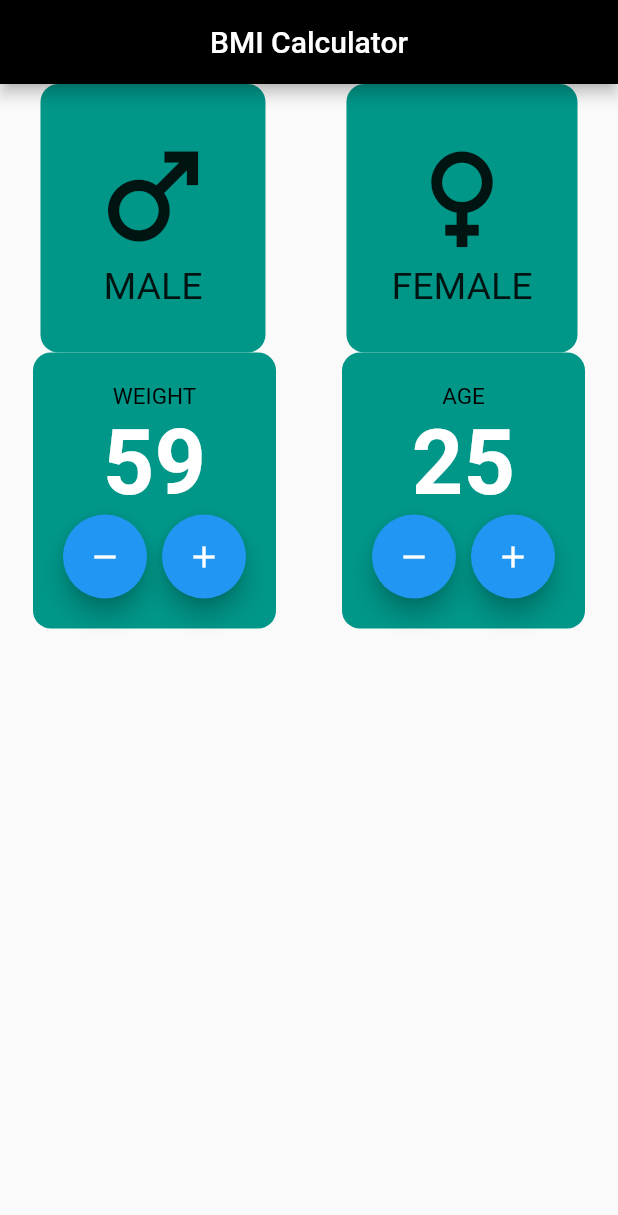
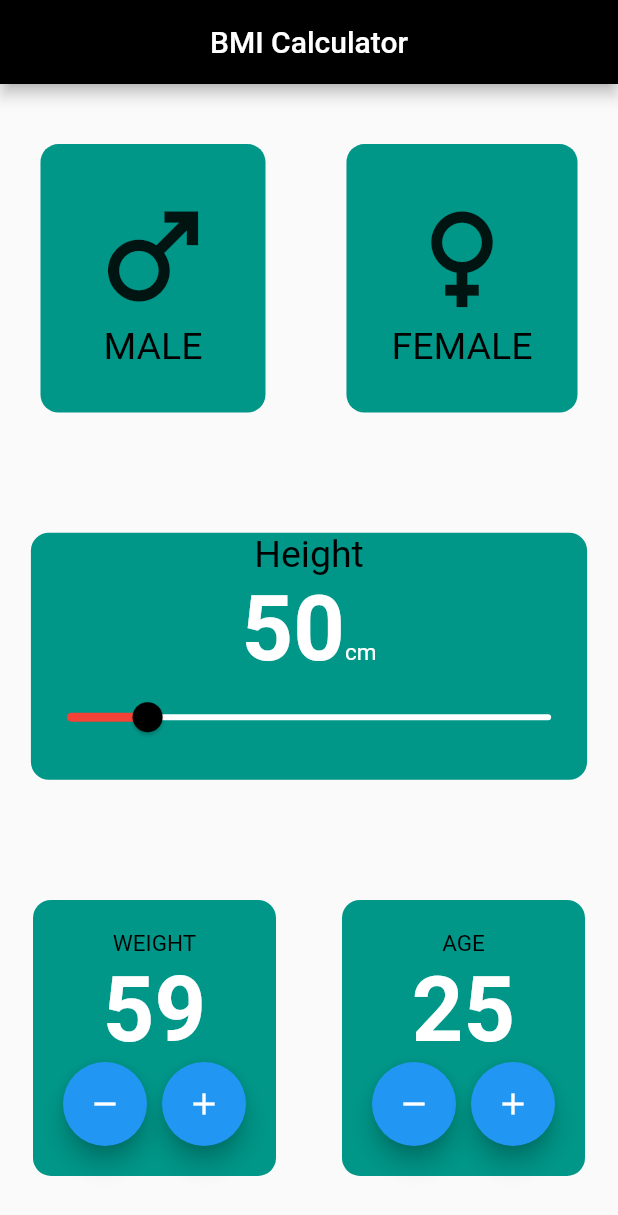
Before and after one commit to fluttberry/bmi_calculator_app, a Flutter app: the screen it shows after launch, after a tap on the "remove" icon, on a phone screen of 412 x 824 dp. Shown: the top 1215 px of the screen. Run offline on Flutter 3.47's test engine with Material 2 defaults, Android fonts, the phone set to English and light mode, and no system bars.

Commit message:
bmi_still_ongoing

```diff
--- a/lib/constants/text_style/text_styles.dart
+++ b/lib/constants/text_style/text_styles.dart
@@ -4,6 +4,10 @@ import 'package:flutter/material.dart';
 class TextStyles {
   static const TextStyle text60White = TextStyle(
       fontSize: 60, color: AppColors.white, fontWeight: FontWeight.bold);
+  static const TextStyle text25Black =
+      TextStyle(fontSize: 25, color: AppColors.black);
   static const TextStyle text15Grey =
       TextStyle(fontSize: 15, color: AppColors.black);
+  static const TextStyle text15White =
+      TextStyle(fontSize: 15, color: AppColors.white);
 }
--- a/lib/presentations/pages/home_page.dart
+++ b/lib/presentations/pages/home_page.dart
@@ -1,4 +1,6 @@
+import 'package:bmi_app/constants/text_style/text_styles.dart';
 import 'package:bmi_app/presentations/widgets/custom_container.dart';
+import 'package:bmi_app/presentations/widgets/decor_br_widget.dart';
 import 'package:bmi_app/presentations/widgets/weight_age_widget.dart';
 import 'package:flutter/material.dart';
 
@@ -12,39 +14,26 @@ class HomePage extends StatefulWidget {
 class _HomePageState extends State<HomePage> {
   int weight = 60;
   int age = 25;
-  void countWeight(String userdinBaskan) {
-    if (userdinBaskan == 'Minus') {
+  double sliderHeight = 50;
+
+  void countWeight(int tuuraSanBer) {
+    if (tuuraSanBer == 0) {
       weight--;
-    } else {
+    }
+    if (tuuraSanBer == 1) {
       weight++;
     }
     setState(() {});
   }
 
-  void countAddAge() {
-    setState(() {});
-    age = age + 1;
-  }
-
-  void countRemoveAge() {
-    setState(() {});
-    if (age == 0) {
+  void countAge(int tuuraSanBer) {
+    if (tuuraSanBer == 0) {
+      age--;
+    }
+    if (tuuraSanBer == 1) {
       age++;
     }
-    age = age - 1;
-  }
-
-  void countAdd() {
     setState(() {});
-    weight = weight + 1;
-  }
-
-  void countRemove() {
-    setState(() {});
-    if (weight == 0) {
-      weight++;
-    }
-    weight = weight - 1;
   }
 
   @override
@@ -56,6 +45,7 @@ class _HomePageState extends State<HomePage> {
         centerTitle: true,
       ),
       body: Column(
+        mainAxisAlignment: MainAxisAlignment.spaceAround,
         children: [
           Row(
             mainAxisAlignment: MainAxisAlignment.spaceAround,
@@ -64,6 +54,46 @@ class _HomePageState extends State<HomePage> {
               CustomContainer(text: 'female', icons: Icons.female),
             ],
           ),
+          Container(
+            decoration: DecorationBRWidget.borderRadius12Teal,
+            width: MediaQuery.of(context).size.width * 0.90,
+            height: MediaQuery.of(context).size.height * 0.20,
+            child: Column(
+              children: [
+                const Text(
+                  'Height',
+                  style: TextStyles.text25Black,
+                ),
+                Row(
+                  mainAxisAlignment: MainAxisAlignment.center,
+                  crossAxisAlignment: CrossAxisAlignment.baseline,
+                  textBaseline: TextBaseline.alphabetic,
+                  children: [
+                    Text(
+                      sliderHeight.toStringAsFixed(0),
+                      style: TextStyles.text60White,
+                    ),
+                    // ignore: prefer_const_constructors
+                    Text(
+                      'cm',
+                      style: TextStyles.text15White,
+                    ),
+                  ],
+                ),
+                Slider(
+                  activeColor: Colors.red,
+                  inactiveColor: Colors.white,
+                  thumbColor: Colors.black,
+                  max: 300,
+                  value: sliderHeight,
+                  onChanged: ((adamOzgortty) {
+                    sliderHeight = adamOzgortty;
+                    setState(() {});
+                  }),
+                ),
+              ],
+            ),
+          ),
           Row(
             mainAxisAlignment: MainAxisAlignment.spaceAround,
             // ignore: prefer_const_literals_to_create_immutables
@@ -71,14 +101,14 @@ class _HomePageState extends State<HomePage> {
               WeightAgeWidget(
                 countText: weight.toString(),
                 text: 'weight',
-                onMinus: () => countWeight('Minus'),
-                onPlus: () => countWeight('Plus'),
+                onMinus: () => countWeight(0),
+                onPlus: () => countWeight(1),
               ),
               WeightAgeWidget(
                 countText: age.toString(),
                 text: 'age',
-                onMinus: countRemoveAge,
-                onPlus: countAddAge,
+                onMinus: () => countAge(0),
+                onPlus: () => countAge(1),
               ),
             ],
           ),
--- a/lib/presentations/widgets/custom_container.dart
+++ b/lib/presentations/widgets/custom_container.dart
@@ -1,3 +1,5 @@
+import 'package:bmi_app/constants/text_style/text_styles.dart';
+import 'package:bmi_app/presentations/widgets/decor_br_widget.dart';
 import 'package:flutter/material.dart';
 
 class CustomContainer extends StatelessWidget {
@@ -13,10 +15,7 @@ class CustomContainer extends StatelessWidget {
   @override
   Widget build(BuildContext context) {
     return Container(
-      decoration: BoxDecoration(
-        borderRadius: BorderRadius.circular(12),
-        color: Colors.teal,
-      ),
+      decoration: DecorationBRWidget.borderRadius12Teal,
       padding: const EdgeInsets.all(30),
       child: Column(
         children: [
@@ -26,7 +25,7 @@ class CustomContainer extends StatelessWidget {
           ),
           Text(
             text!.toUpperCase(),
-            style: const TextStyle(fontSize: 25),
+            style: TextStyles.text25Black,
           ),
         ],
       ),
--- /dev/null
+++ b/lib/presentations/widgets/decor_br_widget.dart
@@ -0,0 +1,10 @@
+// ignore: unnecessary_import
+import 'package:flutter/cupertino.dart';
+import 'package:flutter/material.dart';
+
+class DecorationBRWidget {
+  static Decoration borderRadius12Teal = BoxDecoration(
+    borderRadius: BorderRadius.circular(12),
+    color: Colors.teal,
+  );
+}
```
